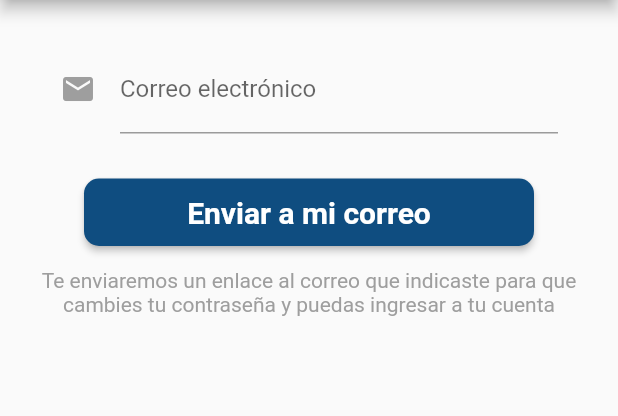
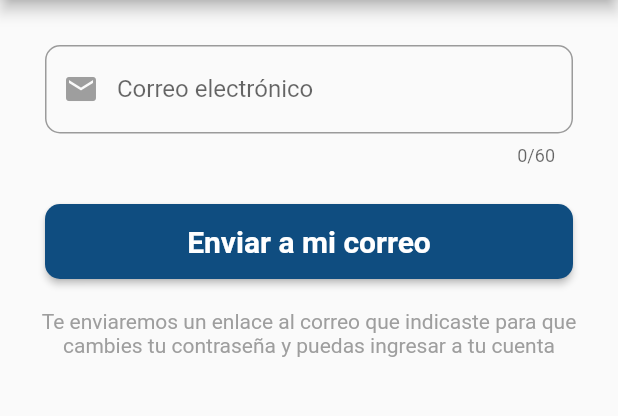
Before and after one commit to tesren/fretum-master, a Flutter app: the Olvide_contra screen opened by its route, on a phone screen of 412 x 824 dp, the part 84-500 px from its top. Run offline on Flutter 3.47's test engine with Material 2 defaults, Android fonts, the phone set to English and light mode, and no system bars; our stand-ins replace cloud_firestore, firebase_auth, flutter_hex_color, flutter_rating_bar, flutter_spinkit, fluttertoast and 6 more; missing offline and left inert: address_search_field, dart:ffi; accounts and stored records are empty.

Commit message:
Version 0.1

```diff
--- a/lib/citas/detalles_cita.dart
+++ b/lib/citas/detalles_cita.dart
@@ -76,7 +76,7 @@ class _DetallesCitaState extends State<DetallesCita> {
           if(snapshot.hasData){
 
             //convierto strings a LATLONG
-            String direccionLatLong = snapshot.data['LatLong'] ;
+            String direccionLatLong = snapshot.data['LatLong'] ?? '0,0' ;
             List<String> LatLong = direccionLatLong.split(",");
             double latitud = double.tryParse(LatLong[0]);
             double longitud = double.tryParse(LatLong[1]);
--- a/lib/confirmar_cita.dart
+++ b/lib/confirmar_cita.dart
@@ -153,13 +153,13 @@ class _ConfirmarCitaState extends State<ConfirmarCita> {
                String _longi = direccionLatLong.longitude.toString();
                String latylong = _latitud+","+_longi;
 
-               //convierto fechas en timestamp para firebase
+              /* //convierto fechas en timestamp para firebase
                String fechaSlash = fecha.replaceAll("-", "/");
                DateTime dateTime = DateTime.parse(fechaSlash);
                print(dateTime);
                String formatedDate = DateFormat("dd/MM/yyyy hh:mm:sssss").format(dateTime);
                dateTime = DateTime.parse(formatedDate);
-               print(dateTime);
+               print(dateTime);*/
 
 
               DocumentReference ref = await db.collection("citas").add({
--- a/lib/login/login.dart
+++ b/lib/login/login.dart
@@ -39,7 +39,6 @@ class _LoginState extends State<Login> {
       toastDuration: Duration(seconds: 2),
     );
   }
-
 
 
   @override
--- a/lib/login/olvide_contra.dart
+++ b/lib/login/olvide_contra.dart
@@ -1,5 +1,8 @@
+import 'package:flutter/cupertino.dart';
 import 'package:flutter/material.dart';
 import 'package:fretummaster/colors.dart';
+import 'package:fretummaster/services/auth.dart';
+import 'package:fluttertoast/fluttertoast.dart';
 
 class Olvide_contra extends StatefulWidget {
   @override
@@ -7,14 +10,45 @@ class Olvide_contra extends StatefulWidget {
 }
 
 class _Olvide_contraState extends State<Olvide_contra> {
+
+  final AuthService _auth = AuthService();
+  final _email = TextEditingController();
+  final _scaffoldKey = GlobalKey<ScaffoldState>();
+
+  FToast fToast;
+  Widget toast = Container(
+    padding: const EdgeInsets.symmetric(horizontal: 24.0, vertical: 12.0),
+    decoration: BoxDecoration(
+      borderRadius: BorderRadius.circular(25.0),
+      color: azulFretum,
+    ),
+    child: Row(
+      children: <Widget>[
+        Icon(Icons.email, color: Colors.white),
+        Text(" Por favor revisa tu correo", style: TextStyle(fontSize: 14, color: Colors.white)),
+      ],
+    ),
+  );
+  _showToast() {
+    fToast.showToast(
+      child: toast,
+      gravity: ToastGravity.BOTTOM,
+      toastDuration: Duration(seconds: 2),
+    );
+  }
+
   @override
   Widget build(BuildContext context) {
+
+    fToast = FToast(context);
+
     return WillPopScope(
       onWillPop: () async{
         Navigator.pushReplacementNamed(context, '/login');
         return false;
       },
       child: Scaffold(
+        key: _scaffoldKey,
         appBar: AppBar(
           title: Row(
             children: <Widget>[
@@ -41,22 +75,35 @@ class _Olvide_contraState extends State<Olvide_contra> {
           child: Center(
             child: Column(
               children: <Widget>[
+
                 Padding(
-                  padding: const EdgeInsets.fromLTRB(40.0, 30.0, 40.0, 30.0),
+                  padding: const EdgeInsets.fromLTRB(30.0, 30.0, 30.0, 20.0),
+
+                  //correo
                   child: TextField(
+                    controller: _email,
                     keyboardType: TextInputType.emailAddress,
+                    maxLength: 60,
+                    maxLines: 1,
                     decoration: InputDecoration(
-                        icon: Icon(Icons.email, color: Colors.grey),
-                        hintText: "ejemplo@mail.com",
+                        prefixIcon: Icon(Icons.email, color: Colors.grey),
+                        border: OutlineInputBorder(borderRadius: BorderRadius.circular(10)),
                         labelText: "Correo electrónico"
                     ),
                   ),
                 ),
                 Container(
-                  width: 300.0,
-                  height: 45.0,
+                  width: double.infinity,
+                  height: 50.0,
+                  margin: EdgeInsets.fromLTRB(30, 5, 30, 5),
+
+                  //boton para recuperar contraseña
                   child: RaisedButton(
-                    onPressed: (){},
+                    onPressed: ()async{
+                      await _auth.sendPassResetEmail(_email.text.toString().trim());
+                     _showToast();
+                      Navigator.pushReplacementNamed(context, '/login');
+                    },
                     color: azulFretum,
                     child: Text("Enviar a mi correo",
                     style: estiloBlanco),
--- a/lib/main.dart
+++ b/lib/main.dart
@@ -2,7 +2,7 @@ import 'package:cloud_firestore/cloud_firestore.dart';
 import 'package:flutter/material.dart';
 import 'package:fretummaster/citas/detalles_cita.dart';
 import 'package:fretummaster/gastos/agregar_gasto.dart';
-import 'package:fretummaster/perfil/cambiar_contra.dart';
+import 'package:fretummaster/perfil/cambiar_telefono.dart';
 import 'package:fretummaster/citas/citas.dart';
 import 'package:fretummaster/services/auth.dart';
 import 'package:fretummaster/citas/citas_model.dart';
@@ -52,7 +52,7 @@ import 'login/register.dart';
               '/cambiarNombre': (context) => CambiarNombre(),
 
               '/cambiarApellidos': (context) => CambiarApellidos(),
-              '/cambiarContra': (context) => CambiarContra(),
+              '/cambiarTelefono': (context) => CambiarTelefono(),
               '/reportar': (context) => Reportar(),
               '/terminos': (context) => Terminos(),
               '/agregarCarros': (context) => AgregarCarros(),
--- a/lib/services/auth.dart
+++ b/lib/services/auth.dart
@@ -55,4 +55,9 @@ class AuthService {
     }
   }
 
+  //cambiar contraseña
+  Future sendPassResetEmail(String correo) async{
+    return _auth.sendPasswordResetEmail(email: correo);
+  }
+
 }
--- a/pubspec.yaml
+++ b/pubspec.yaml
@@ -34,6 +34,8 @@ dependencies:
   intl_phone_number_input: ^0.5.0
   shared_preferences: ^0.5.12
   url_launcher: ^5.7.2
+  firebase_messaging: ^6.0.0
+  firebase_core: ^0.4.4
 
 
   flutter_localizations:
```
Also changed, not shown: lib/perfil/cambiar_contra.dart (deleted, +0 -113 lines), lib/perfil/cambiar_telefono.dart (added, +204 -0 lines), lib/perfil/perfil_datos.dart (+8 -8 lines), pubspec.lock.
